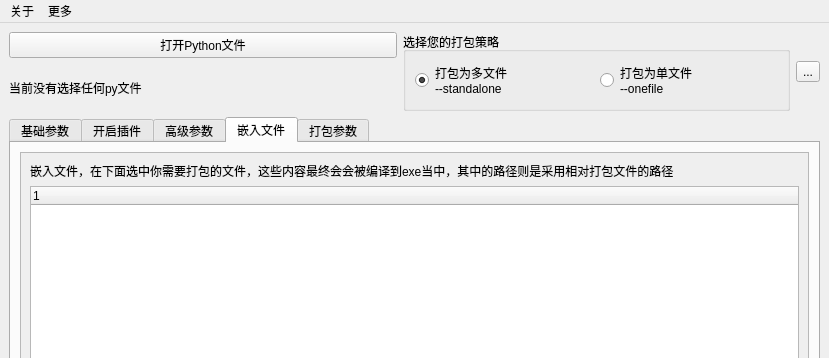
Qt form src/nuitkaGUI.ui (271374667/NuitkaGUI) before a commit; both pictures show x 0 to 829 and y 0 to 358 of the 829 by 619 pixel window.
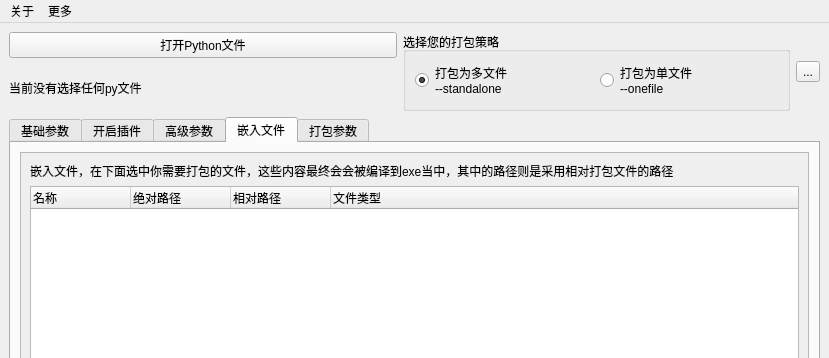
The same form after that commit. The open tabs and pages were chosen to show the change. Icons and pictures are not drawn. Custom widgets are drawn as their Qt base class.

Diff of the .ui file:
```diff
--- a/src/nuitkaGUI.ui
+++ b/src/nuitkaGUI.ui
@@ -1149,7 +1149,22 @@
              <widget class="FileTree" name="treeWidget">
               <column>
                <property name="text">
-                <string notr="true">1</string>
+                <string>名称</string>
+               </property>
+              </column>
+              <column>
+               <property name="text">
+                <string>绝对路径</string>
+               </property>
+              </column>
+              <column>
+               <property name="text">
+                <string>相对路径</string>
+               </property>
+              </column>
+              <column>
+               <property name="text">
+                <string>文件类型</string>
                </property>
               </column>
              </widget>
```
Left out of the diff: 16 changed lines with no effect on the pictures.
